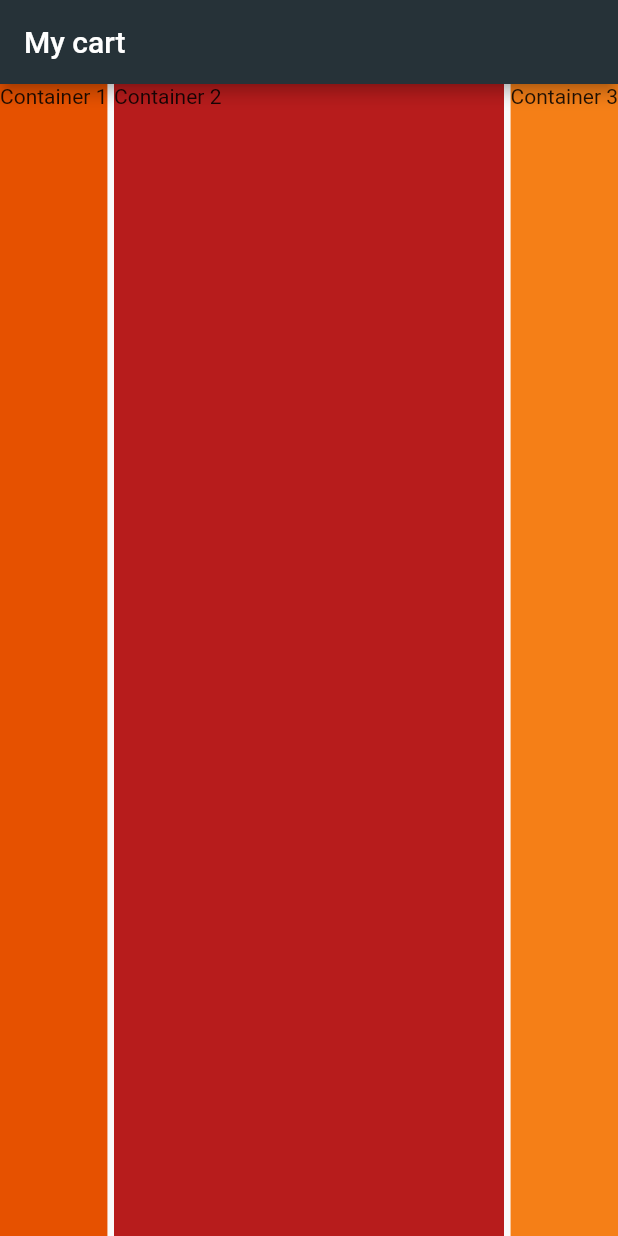
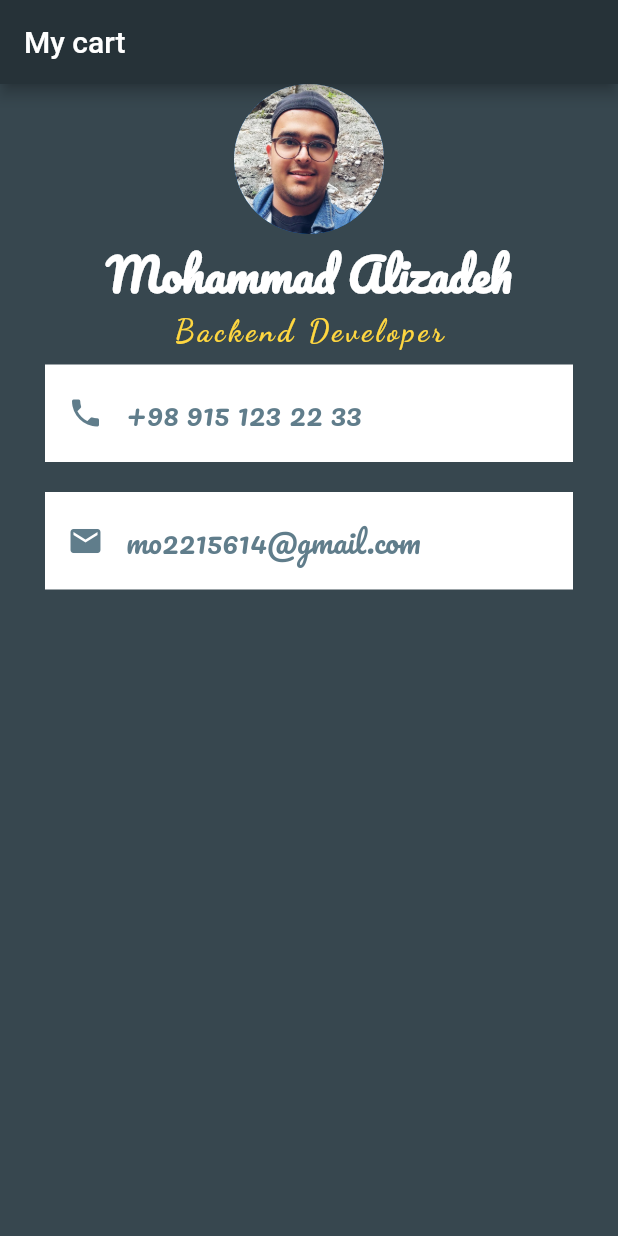
Before and after one commit to mimalizadeh/my-cart, a Flutter app: the screen it shows after launch, on a phone screen of 412 x 824 dp. Run offline on Flutter 3.47's test engine with Material 2 defaults, Android fonts, the phone set to English and light mode, and no system bars.

Commit message:
add phone contaner and email contaner - add font and use matrial icons

```diff
--- a/lib/main.dart
+++ b/lib/main.dart
@@ -11,36 +11,72 @@ class MyApp extends StatelessWidget {
   Widget build(BuildContext context) {
     return MaterialApp(
       home: Scaffold(
+        backgroundColor: Colors.blueGrey[800],
         appBar: AppBar(
           title: const Text("My cart"),
           backgroundColor: Colors.blueGrey[900],
         ),
         body: SafeArea(
-          // child: Container(
-          //   height: 100,
-          //   width: 100,
-          //   margin: const EdgeInsets.symmetric(vertical: 50, horizontal: 100),
-          //   padding: const EdgeInsets.fromLTRB(10, 20, 10, 30),
-          //   color: Colors.amberAccent,
-          //   child: const Text("Mohammad"),
-          child: Row(
-            crossAxisAlignment: CrossAxisAlignment.stretch,
-            mainAxisAlignment: MainAxisAlignment.spaceBetween,
-            mainAxisSize: MainAxisSize.max,
+          child: Column(
             children: [
-              Container(
-                color: Colors.orange[900],
-                child: const Text("Container 1"),
+              const CircleAvatar(
+                backgroundImage: AssetImage("images/avatar.jpeg"),
+                radius: 50,
+              ),
+              const Text(
+                "Mohammad Alizadeh",
+                style: TextStyle(
+                    fontFamily: "Pacifico",
+                    color: Colors.white,
+                    fontSize: 30,
+                    fontWeight: FontWeight.bold),
+              ),
+              const Text(
+                "Backend Developer",
+                style: TextStyle(
+                    fontFamily: "Dancing",
+                    color: Colors.amberAccent,
+                    letterSpacing: 2.5,
+                    fontSize: 20,
+                    fontWeight: FontWeight.bold),
               ),
               Container(
-                color: Colors.red[900],
-                height: 100,
-                width: 260,
-                child: const Text("Container 2"),
+                color: Colors.white,
+                margin: EdgeInsets.symmetric(vertical: 10, horizontal: 30),
+                padding: EdgeInsets.all(15),
+                child: const Row(
+                  children: [
+                    Icon(Icons.phone, color: Colors.blueGrey),
+                    SizedBox(width: 15),
+                    Text(
+                      "+98 915 123 22 33",
+                      style: TextStyle(
+                          fontWeight: FontWeight.normal,
+                          fontFamily: "Pacifico",
+                          fontSize: 20,
+                          color: Colors.blueGrey),
+                    )
+                  ],
+                ),
               ),
               Container(
-                color: Colors.yellow[900],
-                child: const Text("Container 3"),
+                color: Colors.white,
+                padding: EdgeInsets.all(15),
+                margin: EdgeInsets.symmetric(vertical: 10, horizontal: 30),
+                child: const Row(
+                  children: [
+                    Icon(Icons.email,
+                    color: Colors.blueGrey,),
+                    SizedBox(width: 15),
+                    Text("mo2215614@gmail.com",
+                    style: TextStyle(
+                      fontFamily: "Pacifico",
+                      fontWeight: FontWeight.normal,
+                      fontSize: 20,
+                      color: Colors.blueGrey
+                    ),)
+                  ],
+                ),
               )
             ],
           ),
```
Also changed, not shown: pubspec.yaml (+11 -14 lines), fonts/DancingScript.ttf (added), fonts/Pacifico-Regular.ttf (added), images/avatar.jpeg (added), images/avatar.png (added).
